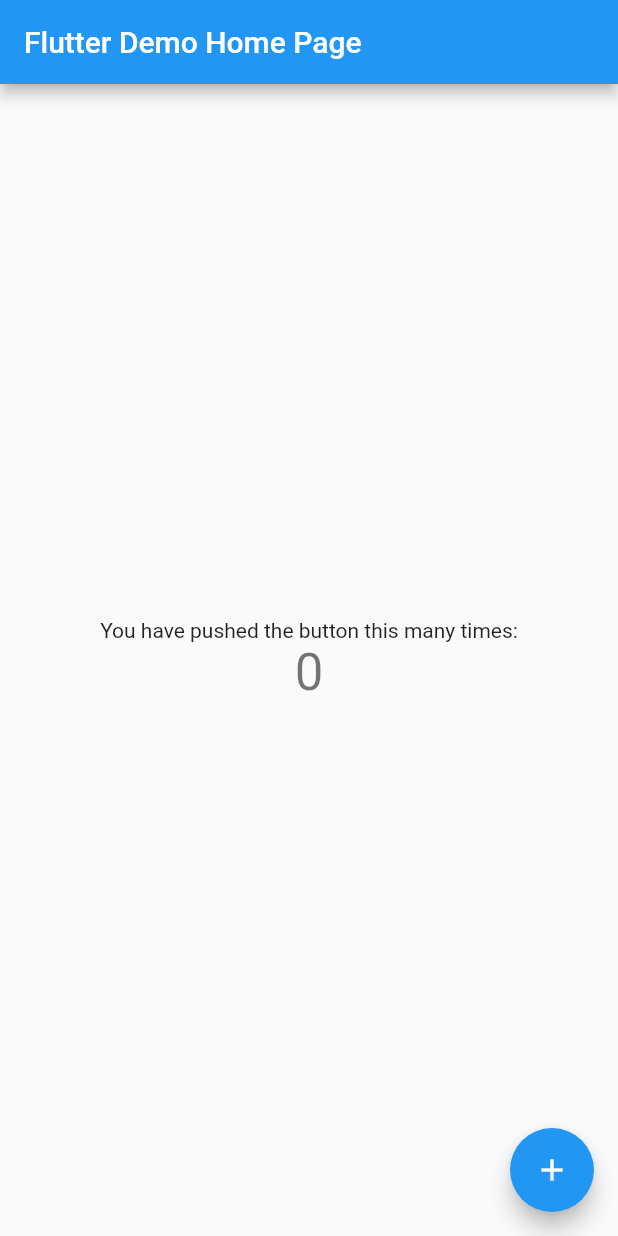
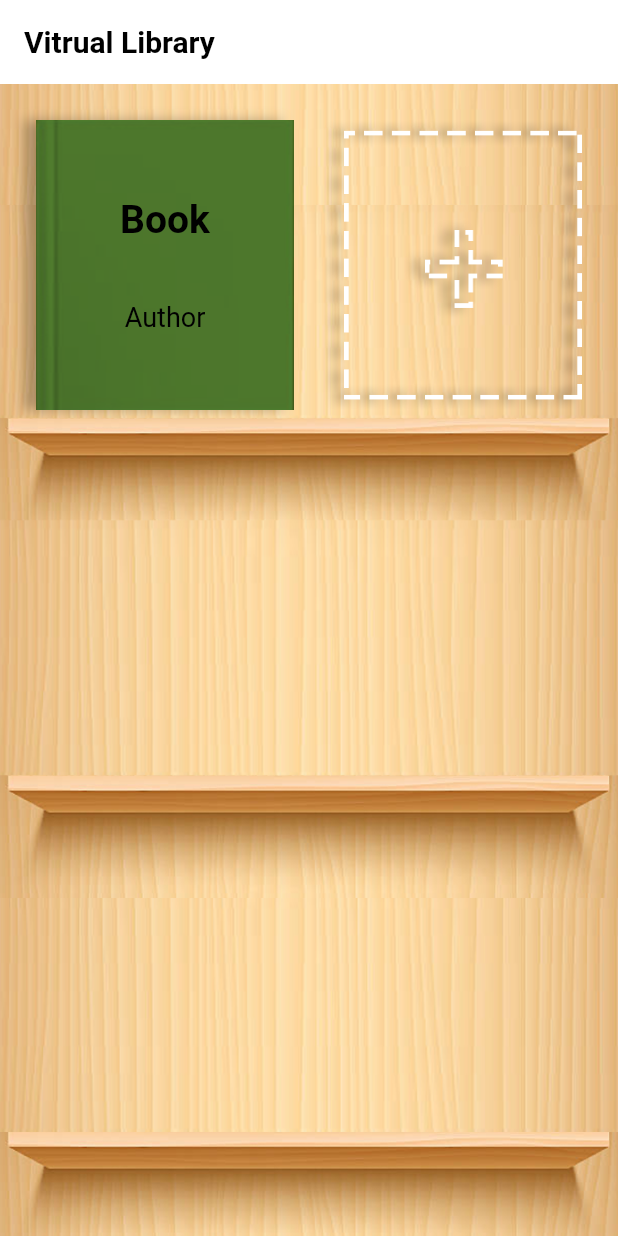
Before and after one commit to vykes-mac/molib, a Flutter app: the screen it shows after launch, on a phone screen of 412 x 824 dp. Run offline on Flutter 3.47's test engine with Material 2 defaults, Android fonts, the phone set to English and light mode, and no system bars; our stand-ins replace bloc, dartz, equatable, sqflite; accounts and stored records are empty.

Commit message:
create homepage

```diff
--- a/lib/main.dart
+++ b/lib/main.dart
@@ -1,111 +1,15 @@
 import 'package:flutter/material.dart';
+
+import 'presentation/UI/pages/HomePage.dart';
 
 void main() => runApp(MyApp());
 
 class MyApp extends StatelessWidget {
-  // This widget is the root of your application.
   @override
   Widget build(BuildContext context) {
     return MaterialApp(
-      title: 'Flutter Demo',
-      theme: ThemeData(
-        // This is the theme of your application.
-        //
-        // Try running your application with "flutter run". You'll see the
-        // application has a blue toolbar. Then, without quitting the app, try
-        // changing the primarySwatch below to Colors.green and then invoke
-        // "hot reload" (press "r" in the console where you ran "flutter run",
-        // or simply save your changes to "hot reload" in a Flutter IDE).
-        // Notice that the counter didn't reset back to zero; the application
-        // is not restarted.
-        primarySwatch: Colors.blue,
-      ),
-      home: MyHomePage(title: 'Flutter Demo Home Page'),
+      title: 'My Virtual Library',
+      home: HomePage(),
     );
   }
 }
-
-class MyHomePage extends StatefulWidget {
-  MyHomePage({Key key, this.title}) : super(key: key);
-
-  // This widget is the home page of your application. It is stateful, meaning
-  // that it has a State object (defined below) that contains fields that affect
-  // how it looks.
-
-  // This class is the configuration for the state. It holds the values (in this
-  // case the title) provided by the parent (in this case the App widget) and
-  // used by the build method of the State. Fields in a Widget subclass are
-  // always marked "final".
-
-  final String title;
-
-  @override
-  _MyHomePageState createState() => _MyHomePageState();
-}
-
-class _MyHomePageState extends State<MyHomePage> {
-  int _counter = 0;
-
-  void _incrementCounter() {
-    setState(() {
-      // This call to setState tells the Flutter framework that something has
-      // changed in this State, which causes it to rerun the build method below
-      // so that the display can reflect the updated values. If we changed
-      // _counter without calling setState(), then the build method would not be
-      // called again, and so nothing would appear to happen.
-      _counter++;
-    });
-  }
-
-  @override
-  Widget build(BuildContext context) {
-    // This method is rerun every time setState is called, for instance as done
-    // by the _incrementCounter method above.
-    //
-    // The Flutter framework has been optimized to make rerunning build methods
-    // fast, so that you can just rebuild anything that needs updating rather
-    // than having to individually change instances of widgets.
-    return Scaffold(
-      appBar: AppBar(
-        // Here we take the value from the MyHomePage object that was created by
-        // the App.build method, and use it to set our appbar title.
-        title: Text(widget.title),
-      ),
-      body: Center(
-        // Center is a layout widget. It takes a single child and positions it
-        // in the middle of the parent.
-        child: Column(
-          // Column is also a layout widget. It takes a list of children and
-          // arranges them vertically. By default, it sizes itself to fit its
-          // children horizontally, and tries to be as tall as its parent.
-          //
-          // Invoke "debug painting" (press "p" in the console, choose the
-          // "Toggle Debug Paint" action from the Flutter Inspector in Android
-          // Studio, or the "Toggle Debug Paint" command in Visual Studio Code)
-          // to see the wireframe for each widget.
-          //
-          // Column has various properties to control how it sizes itself and
-          // how it positions its children. Here we use mainAxisAlignment to
-          // center the children vertically; the main axis here is the vertical
-          // axis because Columns are vertical (the cross axis would be
-          // horizontal).
-          mainAxisAlignment: MainAxisAlignment.center,
-          children: <Widget>[
-            Text(
-              'You have pushed the button this many times:',
-            ),
-            Text(
-              '$_counter',
-              style: Theme.of(context).textTheme.display1,
-            ),
-          ],
-        ),
-      ),
-      floatingActionButton: FloatingActionButton(
-        onPressed: _incrementCounter,
-        tooltip: 'Increment',
-        child: Icon(Icons.add),
-      ), // This trailing comma makes auto-formatting nicer for build methods.
-    );
-  }
-}
--- /dev/null
+++ b/lib/presentation/UI/pages/HomePage.dart
@@ -0,0 +1,102 @@
+import 'package:flutter/material.dart';
+import 'package:molib/presentation/UI/widgets/BookWidget.dart';
+import 'package:molib/presentation/models/Book.dart';
+import 'package:molib/presentation/models/BookShelf.dart';
+import 'package:molib/presentation/viewmodels/HomeViewModel.dart';
+
+class HomePage extends StatefulWidget {
+  @override
+  _HomePageState createState() => _HomePageState();
+}
+
+class _HomePageState extends State<HomePage> {
+  final _controller = PageController(initialPage: 0);
+
+  var shelf = BookShelf('aaa');
+
+  List<BookShelf> shelves = [];
+
+  @override
+  void initState() {
+    shelf.books = [Book(id: "aaa", title: "Book", author: "Author")];
+    shelves.add(shelf);
+    super.initState();
+  }
+
+  @override
+  Widget build(BuildContext context) {
+    return Scaffold(
+      appBar: AppBar(
+        title: Text(
+          'Vitrual Library',
+          style: TextStyle(
+            color: Colors.black,
+            fontWeight: FontWeight.bold,
+          ),
+        ),
+        elevation: 0.0,
+        backgroundColor: Colors.white,
+        brightness: Brightness.light,
+      ),
+      body: SafeArea(
+          child: Stack(fit: StackFit.expand, children: [
+        _background(),
+        _buildShelfUI(this.shelves)
+        //_buildUI(),
+      ])),
+    );
+  }
+
+  _background() => Container(
+        child: Image.asset(
+          'assets/images/shelf.png',
+          fit: BoxFit.fill,
+        ),
+      );
+
+  _buildShelfUI(List<BookShelf> shelves) {
+    return PageView.builder(
+      itemCount: shelves.length,
+      itemBuilder: (_, idx) => _books(shelves[idx].books),
+      controller: _controller,
+    );
+  }
+
+  _books(List<Book> books) {
+    List<Widget> children = _createGridviewChildren(books);
+
+    return Container(
+      child: GridView.count(
+        addAutomaticKeepAlives: true,
+        physics: NeverScrollableScrollPhysics(),
+        padding: EdgeInsets.all(24.0),
+        childAspectRatio: 8.0 / 9.0,
+        crossAxisCount: 2,
+        crossAxisSpacing: 20,
+        mainAxisSpacing: 37,
+        children: children,
+      ),
+    );
+  }
+
+  _createGridviewChildren(List<Book> books) {
+    List<Widget> children = [];
+    books.forEach((book) => children.add(BookWidget(book: book)));
+    if (children.length < BOOKS_PER_SHELF) {
+      children.add(
+        Hero(
+          transitionOnUserGestures: true,
+          tag: 'addBook',
+          child: GestureDetector(
+            onTap: () {},
+            child: Image.asset(
+              'assets/images/add_book.png',
+              fit: BoxFit.cover,
+            ),
+          ),
+        ),
+      );
+      return children;
+    }
+  }
+}
--- /dev/null
+++ b/lib/presentation/UI/widgets/BookWidget.dart
@@ -0,0 +1,57 @@
+import 'package:flutter/material.dart';
+import 'package:molib/presentation/models/Book.dart';
+import 'package:molib/presentation/utils/RandomColorGenerator.dart';
+
+class BookWidget extends StatelessWidget {
+  final Book book;
+
+  BookWidget({this.book});
+
+  @override
+  Widget build(BuildContext context) {
+    return Container(
+      decoration: BoxDecoration(boxShadow: [
+        BoxShadow(
+            color: Colors.black26, offset: Offset(-8.0, 0.0), blurRadius: 6.0)
+      ]),
+      child: Stack(
+        fit: StackFit.expand,
+        children: <Widget>[
+          Image.asset('assets/images/book.png',
+              color: RandomColorGenerator.getColor(),
+              colorBlendMode: BlendMode.hardLight,
+              fit: BoxFit.cover),
+          _bookInfo()
+        ],
+      ),
+    );
+  }
+
+  Widget _bookInfo() => Column(
+        mainAxisAlignment: MainAxisAlignment.center,
+        children: <Widget>[
+          Padding(
+            padding: const EdgeInsets.all(16.0),
+            child: Text(
+              book.title,
+              style: TextStyle(
+                color: Colors.black,
+                fontWeight: FontWeight.bold,
+                fontSize: 26,
+              ),
+            ),
+          ),
+          SizedBox(height: 8.0),
+          Padding(
+            padding: const EdgeInsets.all(16.0),
+            child: Text(
+              book.author,
+              style: TextStyle(
+                  color: Colors.black,
+                  fontWeight: FontWeight.normal,
+                  fontSize: 18.0),
+            ),
+          )
+        ],
+      );
+}
--- /dev/null
+++ b/lib/presentation/utils/RandomColorGenerator.dart
@@ -0,0 +1,11 @@
+import 'dart:math';
+
+import 'package:flutter/material.dart';
+
+class RandomColorGenerator {
+  static Random random = new Random();
+  static Color getColor() {
+    return Color.fromARGB(
+        255, random.nextInt(255), random.nextInt(255), random.nextInt(255));
+  }
+}
```
Also changed, not shown: pubspec.yaml (+5 -4 lines), assets/images/add_book.png (added), assets/images/book.png (added), assets/images/shelf.png (added), 3 other files.
